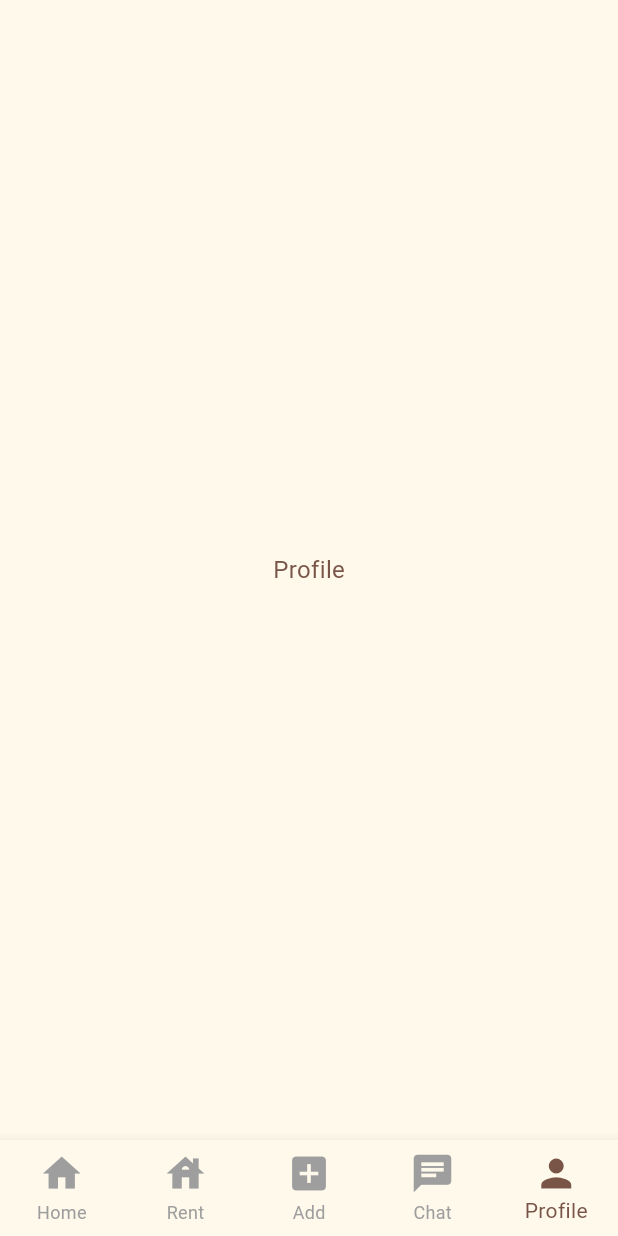
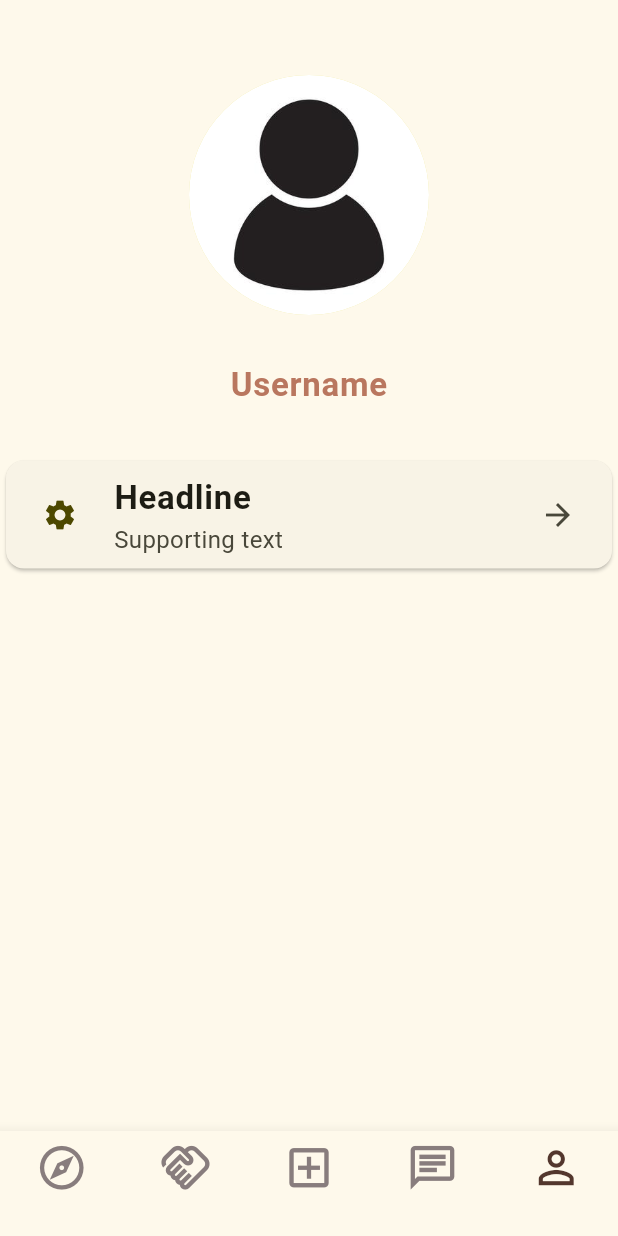
Before and after one commit to Zain-Nhlawy/Daleel_app_project, a Flutter app: the HomeScreenTabs screen opened directly, item 5 of the bottom bar chosen, on a phone screen of 412 x 824 dp. Run offline on Flutter 3.47's test engine with Material 3 defaults, Android fonts, the light colour scheme and no system bars; our stand-ins replace google_fonts.

Commit message:
adding a profile screen

```diff
--- a/lib/main.dart
+++ b/lib/main.dart
@@ -1,7 +1,4 @@
-import 'package:daleel_app_project/screen/home_screen.dart';
 import 'package:daleel_app_project/screen/home_screen_tabs.dart';
-import 'package:daleel_app_project/screen/splash/splash_screen.dart';
-import 'package:daleel_app_project/screen/login_screen.dart';
 import 'package:flutter/material.dart';
 import 'package:google_fonts/google_fonts.dart';
 
@@ -37,5 +34,5 @@ final theme = ThemeData(
 );
 
 void main() {
-  runApp(MaterialApp(theme: theme, home: SplashScreen()));
+  runApp(MaterialApp(theme: theme, home: HomeScreenTabs()));
 }
--- a/lib/screen/home_screen.dart
+++ b/lib/screen/home_screen.dart
@@ -1,7 +1,7 @@
 import 'package:daleel_app_project/data/dummy_data.dart';
 import 'package:daleel_app_project/widget/apartment_widgets/most_popular_apartments_widget.dart';
 import 'package:daleel_app_project/widget/apartment_widgets/nearpy_apartments_widgets.dart';
-import 'package:daleel_app_project/widget/drawer_widget.dart';
+
 import 'package:flutter/material.dart';
 
 class HomeScreen extends StatelessWidget {
@@ -10,12 +10,26 @@ class HomeScreen extends StatelessWidget {
   @override
   Widget build(BuildContext context) {
     return Scaffold(
-      drawer: const DrawerWidget(),
       appBar: AppBar(
+        title: Row(
+          children: [
+            SizedBox(width: 8),
+            CircleAvatar(
+              radius: 30,
+              backgroundImage: AssetImage('assets/images/profilePic.png'),
+            ),
+            SizedBox(width: 15),
+            Text('Username', style: Theme.of(context).textTheme.bodyLarge),
+          ],
+        ),
         actions: [
           IconButton(
             onPressed: () {},
-            icon: Icon(Icons.notifications, color: Colors.brown, size: 28),
+            icon: Icon(
+              Icons.notifications_outlined,
+              color: Colors.brown,
+              size: 32,
+            ),
           ),
         ],
       ),
--- a/lib/screen/home_screen_tabs.dart
+++ b/lib/screen/home_screen_tabs.dart
@@ -1,3 +1,4 @@
+import 'package:daleel_app_project/screen/profile_screen.dart';
 import 'package:flutter/material.dart';
 import 'package:daleel_app_project/screen/home_screen.dart';
 
@@ -13,36 +14,43 @@ class _MainScreenState extends State<HomeScreenTabs> {
 
   final List<Widget> _pages = [
     const HomeScreen(),
-    const Center(child: Text('Rent a House')),
+    const Center(child: Text('deals')),
     const Center(child: Text('Add Apartment')),
     const Center(child: Text('Chat')),
-    const Center(child: Text('Profile')),
+    const Center(child: ProfileScreen()),
   ];
 
   @override
   Widget build(BuildContext context) {
-
     return Scaffold(
       body: _pages[_currentIndex],
       bottomNavigationBar: BottomNavigationBar(
-
         type: BottomNavigationBarType.fixed,
-        iconSize: 30,
+        iconSize: 35,
         currentIndex: _currentIndex,
 
-        selectedItemColor: Colors.brown,
-        unselectedItemColor: Colors.grey,
+        selectedItemColor: const Color.fromARGB(255, 83, 55, 45),
+        unselectedItemColor: const Color.fromARGB(255, 136, 125, 125),
         onTap: (index) {
           setState(() {
             _currentIndex = index;
           });
         },
         items: const [
-          BottomNavigationBarItem(icon: Icon(Icons.home), label: 'Home'),
-          BottomNavigationBarItem(icon: Icon(Icons.house), label: 'Rent'),
-          BottomNavigationBarItem(icon: Icon(Icons.add_box), label: 'Add'),
-          BottomNavigationBarItem(icon: Icon(Icons.chat), label: 'Chat'),
-          BottomNavigationBarItem(icon: Icon(Icons.person), label: 'Profile'),
+          BottomNavigationBarItem(
+            icon: Icon(Icons.explore_outlined),
+            label: '',
+          ),
+          BottomNavigationBarItem(
+            icon: Icon(Icons.handshake_outlined),
+            label: '',
+          ),
+          BottomNavigationBarItem(
+            icon: Icon(Icons.add_box_outlined),
+            label: '',
+          ),
+          BottomNavigationBarItem(icon: Icon(Icons.chat_outlined), label: ''),
+          BottomNavigationBarItem(icon: Icon(Icons.person_outline), label: ''),
         ],
       ),
     );
--- /dev/null
+++ b/lib/screen/profile_screen.dart
@@ -0,0 +1,43 @@
+import 'package:flutter/material.dart';
+
+class ProfileScreen extends StatelessWidget {
+  const ProfileScreen({super.key});
+
+  @override
+  Widget build(BuildContext context) {
+    return Scaffold(
+      body: Row(
+        children: [
+          Expanded(
+            child: Column(
+              crossAxisAlignment: CrossAxisAlignment.center,
+              children: [
+                SizedBox(height: 50),
+                CircleAvatar(
+                  radius: 80,
+                  backgroundImage: AssetImage('assets/images/profilePic.png'),
+                ),
+                SizedBox(height: 30),
+                Text('Username', style: Theme.of(context).textTheme.bodyLarge),
+                SizedBox(height: 30),
+                Card(
+
+                  child: ListTile(
+                    leading: CircleAvatar(
+                      backgroundColor: Colors.transparent,
+                      child: Icon(Icons.settings),
+                    ),
+                    title: Text('Headline'),
+                    subtitle: Text('Supporting text'),
+                    trailing: Icon(Icons.arrow_forward),
+                    onTap: () {},
+                  ),
+                ),
+              ],
+            ),
+          ),
+        ],
+      ),
+    );
+  }
+}
```
